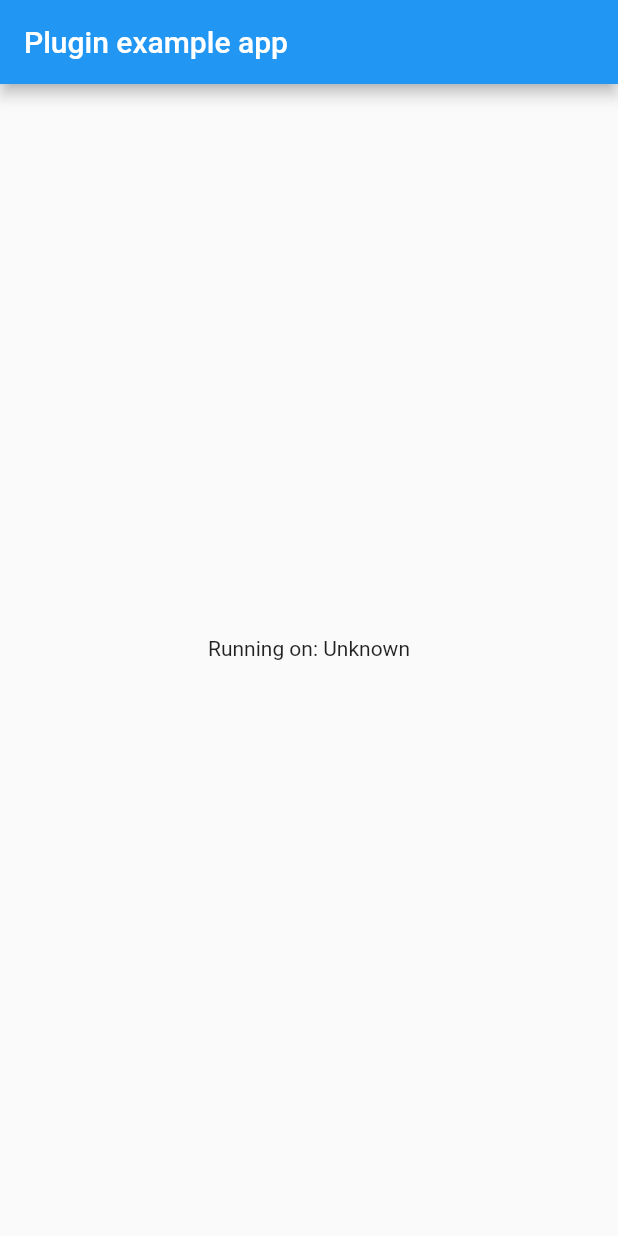
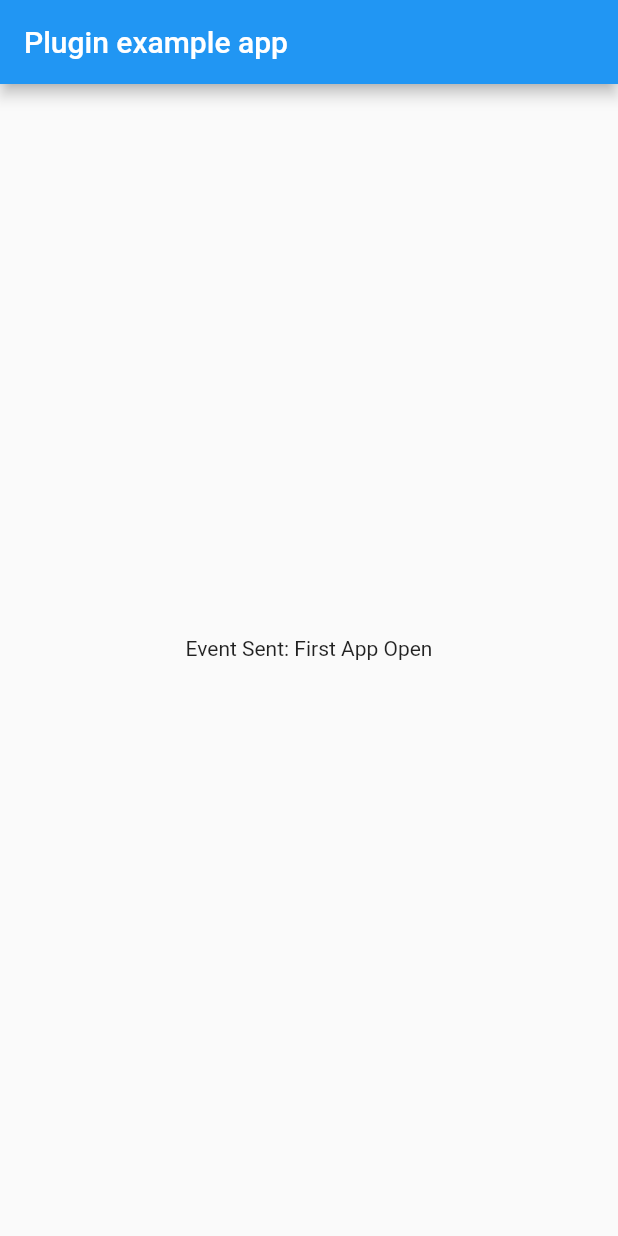
Before and after one commit to truenary/native_mixpanel, a Flutter app: the screen it shows after launch, on a phone screen of 412 x 824 dp. Run offline on Flutter 3.47's test engine with Material 2 defaults, Android fonts, the phone set to English and light mode, and no system bars.

Commit message:
add Mixpanel class allowing option to debug and opt out

```diff
--- a/example/lib/main.dart
+++ b/example/lib/main.dart
@@ -4,15 +4,26 @@ import 'dart:async';
 import 'package:flutter/services.dart';
 import 'package:native_mixpanel/native_mixpanel.dart';
 
-void main() => runApp(MyApp());
+void main() => runApp(MyApp(
+  mixpanel: Mixpanel(
+    isDebug: true,
+    isOptedOut: false,
+  ),
+));
 
 class MyApp extends StatefulWidget {
+  final Mixpanel mixpanel;
+
+  MyApp({
+    @required this.mixpanel,
+  }) : assert(mixpanel != null);
+
   @override
   _MyAppState createState() => _MyAppState();
 }
 
 class _MyAppState extends State<MyApp> {
-  String _platformVersion = 'Unknown';
+  String _statusMessage = 'Trying to send track event';
 
   @override
   void initState() {
@@ -22,12 +33,15 @@ class _MyAppState extends State<MyApp> {
 
   // Platform messages are asynchronous, so we initialize in an async method.
   Future<void> initPlatformState() async {
-    String platformVersion;
+    String initStatus;
+    String eventName = 'First App Open';
     // Platform messages may fail, so we use a try/catch PlatformException.
     try {
-      platformVersion = await NativeMixpanel.platformVersion;
+      await widget.mixpanel.initialize('<your-token-here>');
+      await widget.mixpanel.track(eventName);
+      initStatus = 'Event Sent: $eventName';
     } on PlatformException {
-      platformVersion = 'Failed to get platform version.';
+      initStatus = 'Failed to send event: $eventName';
     }
 
     // If the widget was removed from the tree while the asynchronous platform
@@ -36,7 +50,7 @@ class _MyAppState extends State<MyApp> {
     if (!mounted) return;
 
     setState(() {
-      _platformVersion = platformVersion;
+      _statusMessage = initStatus;
     });
   }
 
@@ -48,7 +62,7 @@ class _MyAppState extends State<MyApp> {
           title: const Text('Plugin example app'),
         ),
         body: Center(
-          child: Text('Running on: $_platformVersion\n'),
+          child: Text('$_statusMessage\n'),
         ),
       ),
     );
--- a/lib/native_mixpanel.dart
+++ b/lib/native_mixpanel.dart
@@ -1,13 +1,68 @@
 import 'dart:async';
 
 import 'package:flutter/services.dart';
+import 'package:flutter/foundation.dart' show debugPrint;
 
-class NativeMixpanel {
-  static const MethodChannel _channel =
-      const MethodChannel('native_mixpanel');
+abstract class _Mixpanel {
 
-  static Future<String> get platformVersion async {
-    final String version = await _channel.invokeMethod('getPlatformVersion');
-    return version;
+  Future track(String eventName, [dynamic props]);
+}
+
+class _MixpanelOptedOut extends _Mixpanel {
+
+  Future track(String eventName, [dynamic props]) {
+    // nothing to do when opted out
+    return Future.value();
   }
 }
+
+class _MixpanelOptedIn extends _Mixpanel {
+  final MethodChannel _channel = const MethodChannel('native_mixpanel');
+
+  Future track(String eventName, [dynamic props]) async {
+    return await _channel.invokeMethod(eventName, props);
+  }
+}
+
+class _MixpanelDebugged extends _Mixpanel {
+
+  final _Mixpanel child;
+
+  _MixpanelDebugged({this.child});
+
+  Future track(String eventName, [dynamic props]) async {
+    String msg = """
+    Sending event: $eventName with properties: $props
+    """;
+    debugPrint(msg);
+
+    return await this.child.track(eventName, props);
+  }
+}
+
+class Mixpanel extends _Mixpanel {
+
+  final bool isDebug;
+  final bool isOptedOut;
+
+  _Mixpanel _mp;
+
+  Mixpanel({
+    this.isDebug,
+    this.isOptedOut,
+  }) {
+
+    _Mixpanel _mixpanel = isOptedOut ? _MixpanelOptedOut() : _MixpanelOptedIn();
+
+    if (isDebug) _mp = _MixpanelDebugged(child: _mixpanel);
+    else _mp = _mixpanel;
+  }
+
+  Future initialize(String token) {
+    return this._mp.track('initialize', token);
+  }
+
+  Future track(String eventName, [dynamic props]) {
+    return this._mp.track(eventName, props);
+  }
+}
```
Also changed, not shown: 1 other file.
